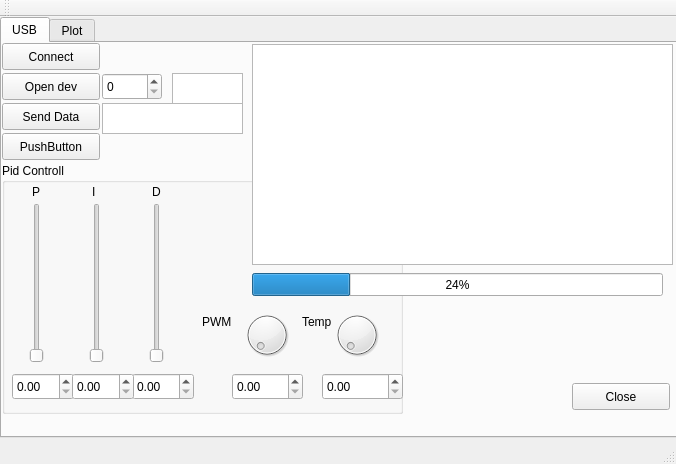
The window that mainwindow.ui (pholat/HID_PID) describes before a commit, drawn with Qt 5.
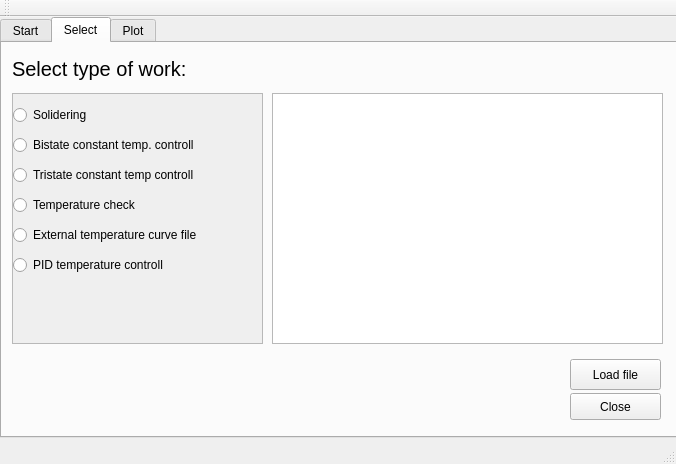
The same window after the commit. The open tabs and pages were chosen to show the change. Custom widgets are drawn as their Qt base class.

Commit message: Added setup selection functionality.

The edit to the form file:
```diff
--- a/mainwindow.ui
+++ b/mainwindow.ui
@@ -37,7 +37,7 @@
     </property>
     <widget class="QWidget" name="tab_usb">
      <attribute name="title">
-      <string>USB</string>
+      <string>Start</string>
      </attribute>
      <widget class="QListWidget" name="listWidget">
       <property name="geometry">
@@ -85,7 +85,7 @@
        </rect>
       </property>
       <property name="text">
-       <string>Send Data</string>
+       <string>Start</string>
       </property>
      </widget>
      <widget class="QSpinBox" name="spinBox_DevNum">
@@ -356,6 +356,166 @@
      <zorder>pushButton_close1</zorder>
      <zorder>progressBar</zorder>
     </widget>
+    <widget class="QWidget" name="tab_setup">
+     <attribute name="title">
+      <string>Select</string>
+     </attribute>
+     <widget class="QScrollArea" name="scrollArea">
+      <property name="geometry">
+       <rect>
+        <x>10</x>
+        <y>50</y>
+        <width>251</width>
+        <height>251</height>
+       </rect>
+      </property>
+      <property name="widgetResizable">
+       <bool>true</bool>
+      </property>
+      <widget class="QWidget" name="scrollAreaWidgetContents">
+       <property name="geometry">
+        <rect>
+         <x>0</x>
+         <y>0</y>
+         <width>249</width>
+         <height>249</height>
+        </rect>
+       </property>
+       <widget class="QRadioButton" name="radioButton">
+        <property name="geometry">
+         <rect>
+          <x>0</x>
+          <y>10</y>
+          <width>231</width>
+          <height>22</height>
+         </rect>
+        </property>
+        <property name="text">
+         <string>Solidering </string>
+        </property>
+       </widget>
+       <widget class="QRadioButton" name="radioButton_bistate">
+        <property name="geometry">
+         <rect>
+          <x>0</x>
+          <y>40</y>
+          <width>241</width>
+          <height>22</height>
+         </rect>
+        </property>
+        <property name="text">
+         <string>Bistate constant temp. controll</string>
+        </property>
+       </widget>
+       <widget class="QRadioButton" name="radioButton_tristate">
+        <property name="geometry">
+         <rect>
+          <x>0</x>
+          <y>70</y>
+          <width>241</width>
+          <height>22</height>
+         </rect>
+        </property>
+        <property name="text">
+         <string>Tristate constant temp controll</string>
+        </property>
+       </widget>
+       <widget class="QRadioButton" name="radioButton_tempCheck">
+        <property name="geometry">
+         <rect>
+          <x>0</x>
+          <y>100</y>
+          <width>241</width>
+          <height>22</height>
+         </rect>
+        </property>
+        <property name="text">
+         <string>Temperature check</string>
+        </property>
+       </widget>
+       <widget class="QRadioButton" name="radioButton_tempCurve">
+        <property name="geometry">
+         <rect>
+          <x>0</x>
+          <y>130</y>
+          <width>241</width>
+          <height>22</height>
+         </rect>
+        </property>
+        <property name="text">
+         <string>External temperature curve file</string>
+        </property>
+       </widget>
+       <widget class="QRadioButton" name="radioButton_2">
+        <property name="geometry">
+         <rect>
+          <x>0</x>
+          <y>160</y>
+          <width>241</width>
+          <height>22</height>
+         </rect>
+        </property>
+        <property name="text">
+         <string>PID temperature controll</string>
+        </property>
+       </widget>
+      </widget>
+     </widget>
+     <widget class="QTextBrowser" name="textBrowser_select">
+      <property name="geometry">
+       <rect>
+        <x>270</x>
+        <y>50</y>
+        <width>391</width>
+        <height>251</height>
+       </rect>
+      </property>
+     </widget>
+     <widget class="QLabel" name="label_6">
+      <property name="geometry">
+       <rect>
+        <x>10</x>
+        <y>10</y>
+        <width>272</width>
+        <height>31</height>
+       </rect>
+      </property>
+      <property name="font">
+       <font>
+        <pointsize>15</pointsize>
+       </font>
+      </property>
+      <property name="text">
+       <string>Select type of work:</string>
+      </property>
+     </widget>
+     <widget class="QPushButton" name="pushButton_close2">
+      <property name="geometry">
+       <rect>
+        <x>568</x>
+        <y>350</y>
+        <width>91</width>
+        <height>27</height>
+       </rect>
+      </property>
+      <property name="text">
+       <string>Close</string>
+      </property>
+     </widget>
+     <widget class="QPushButton" name="pushButton_loadFile">
+      <property name="geometry">
+       <rect>
+        <x>568</x>
+        <y>316</y>
+        <width>91</width>
+        <height>31</height>
+       </rect>
+      </property>
+      <property name="text">
+       <string>Load file</string>
+      </property>
+     </widget>
+    </widget>
     <widget class="QWidget" name="tab_plot">
      <attribute name="title">
       <string>Plot</string>
```
Left out of the diff: 45 changed lines with no effect on the pictures. The commit also changes 22 other files.
